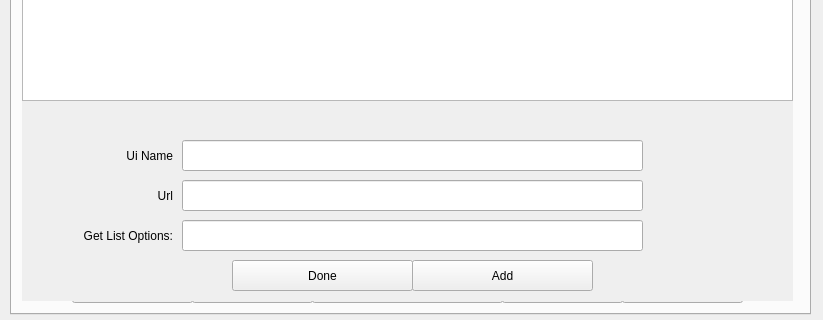
This is src/mainwindow.ui in mhogomchungu/media-downloader as Qt 5 draws it before an edit; both pictures show x 0 to 823 and y 206 to 526 of the 823 by 526 pixel window. The edited form follows.
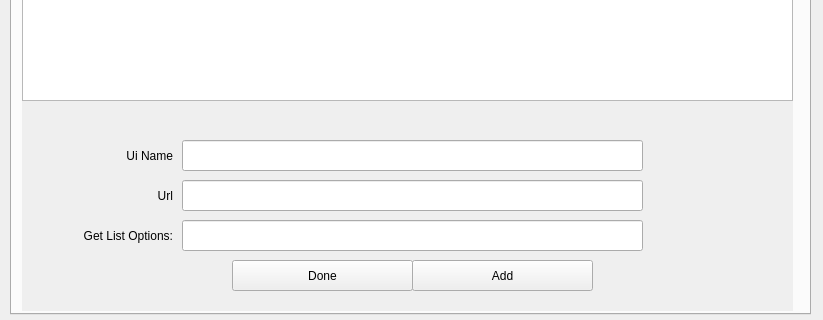
This is the edited form.

```diff
--- a/src/mainwindow.ui
+++ b/src/mainwindow.ui
@@ -727,7 +727,7 @@
      <widget class="QPushButton" name="pbPLOptions">
       <property name="geometry">
        <rect>
-        <x>490</x>
+        <x>400</x>
         <y>440</y>
         <width>121</width>
         <height>33</height>
@@ -737,6 +737,19 @@
        <string>Options</string>
       </property>
      </widget>
+     <widget class="QPushButton" name="pbPLChangeTableSize">
+      <property name="geometry">
+       <rect>
+        <x>520</x>
+        <y>440</y>
+        <width>121</width>
+        <height>33</height>
+       </rect>
+      </property>
+      <property name="text">
+       <string>Hide</string>
+      </property>
+     </widget>
      <widget class="QLabel" name="labelPLEnterUrlRange">
       <property name="geometry">
        <rect>
@@ -759,7 +772,7 @@
      <widget class="QPushButton" name="pbPLDownload">
       <property name="geometry">
        <rect>
-        <x>180</x>
+        <x>160</x>
         <y>440</y>
         <width>121</width>
         <height>33</height>
@@ -811,7 +824,7 @@
      <widget class="QPushButton" name="pbPLQuit">
       <property name="geometry">
        <rect>
-        <x>610</x>
+        <x>640</x>
         <y>440</y>
         <width>121</width>
         <height>33</height>
@@ -876,9 +889,9 @@
      <widget class="QPushButton" name="pbPLGetList">
       <property name="geometry">
        <rect>
-        <x>300</x>
+        <x>280</x>
         <y>440</y>
-        <width>191</width>
+        <width>121</width>
         <height>33</height>
        </rect>
       </property>
@@ -889,7 +902,7 @@
      <widget class="QPushButton" name="pbPLCancel">
       <property name="geometry">
        <rect>
-        <x>60</x>
+        <x>40</x>
         <y>440</y>
         <width>121</width>
         <height>33</height>
@@ -1049,7 +1062,7 @@
         <x>10</x>
         <y>0</y>
         <width>771</width>
-        <height>471</height>
+        <height>481</height>
        </rect>
       </property>
       <property name="autoFillBackground">
```
